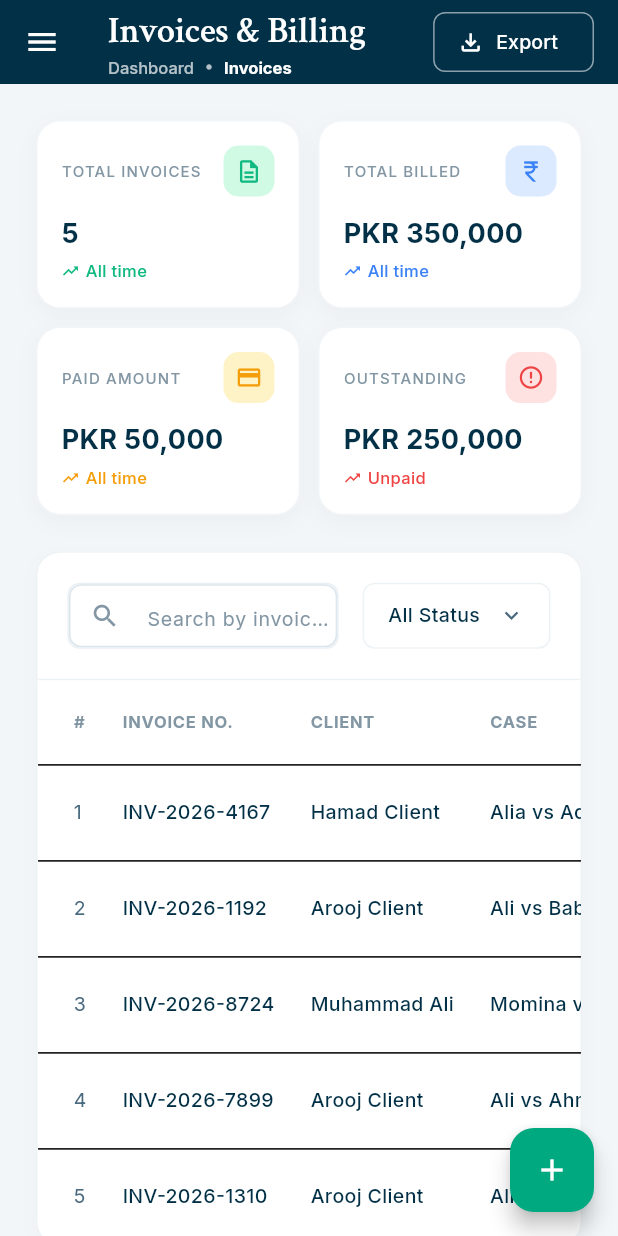
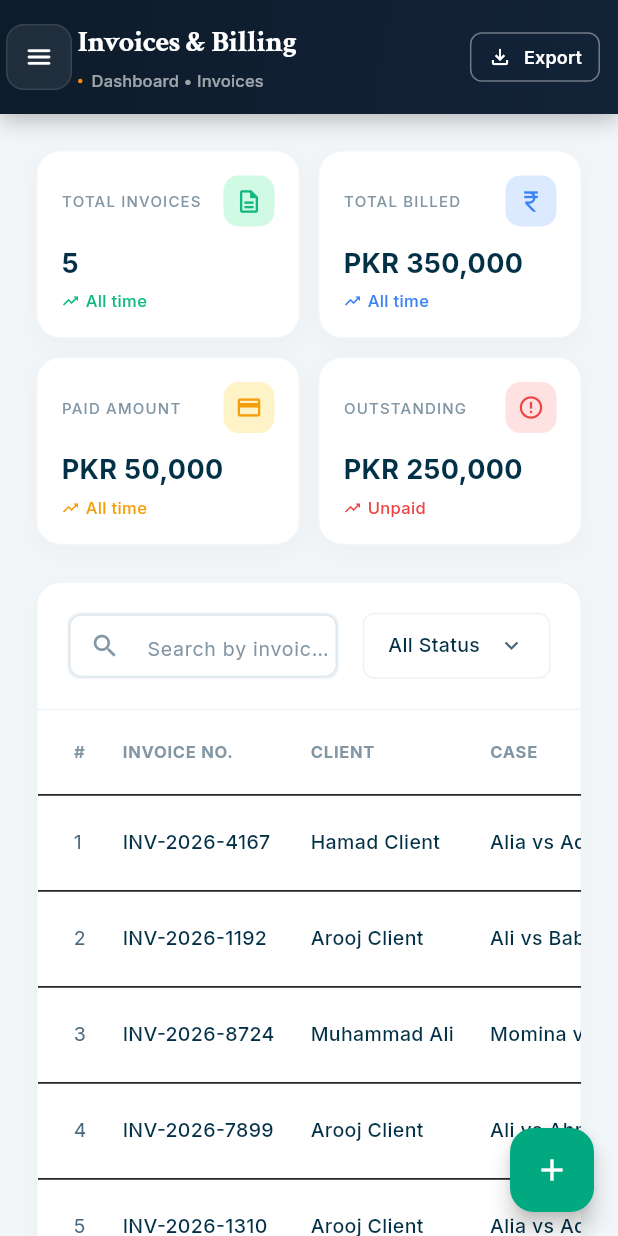
Before and after one commit to Mahnoor-Akhtar/qanomy_app, a Flutter app: the InvoicesScreen screen opened directly, on a phone screen of 412 x 824 dp. Run offline on Flutter 3.47's test engine with Material 3 defaults, Android fonts, the phone set to English and light mode, and no system bars; our stand-ins replace flutter_animate, google_fonts; statements that could not run were skipped.

Commit message:
feat: Create reusable QanomyAppBar with gradient + orange dot; apply to all screens

```diff
--- /dev/null
+++ b/lib/core/widgets/qanomy_app_bar.dart
@@ -0,0 +1,206 @@
+import 'package:flutter/material.dart';
+import 'package:flutter/services.dart';
+import '../theme/app_colors.dart';
+import '../theme/app_typography.dart';
+import '../../features/navigation/main_layout.dart';
+import '../utils/responsive.dart';
+
+/// A premium, reusable AppBar for all Qanomy screens.
+/// Features a dark navy gradient background, optional breadcrumb subtitle,
+/// hamburger menu for mobile, and trailing action widgets.
+class QanomyAppBar extends StatelessWidget implements PreferredSizeWidget {
+  final String title;
+  final String? subtitle;
+  final List<Widget>? actions;
+  final bool showMenuButton;
+  final bool showBackButton;
+  final Color? backgroundColor;
+
+  const QanomyAppBar({
+    super.key,
+    required this.title,
+    this.subtitle,
+    this.actions,
+    this.showMenuButton = true,
+    this.showBackButton = false,
+    this.backgroundColor,
+  });
+
+  @override
+  Size get preferredSize => const Size.fromHeight(76);
+
+  @override
+  Widget build(BuildContext context) {
+    final isMobile = Responsive.isMobile(context);
+    final bool canPop = showBackButton && Navigator.of(context).canPop();
+
+    return AnnotatedRegion<SystemUiOverlayStyle>(
+      value: SystemUiOverlayStyle.light,
+      child: Container(
+        decoration: BoxDecoration(
+          gradient: LinearGradient(
+            begin: Alignment.topLeft,
+            end: Alignment.bottomRight,
+            colors: backgroundColor != null
+                ? [backgroundColor!, backgroundColor!]
+                : [
+                    const Color(0xFF0D1B2A),
+                    const Color(0xFF132338),
+                  ],
+          ),
+          boxShadow: [
+            BoxShadow(
+              color: Colors.black.withOpacity(0.25),
+              blurRadius: 12,
+              offset: const Offset(0, 4),
+            ),
+          ],
+        ),
+        child: SafeArea(
+          bottom: false,
+          child: SizedBox(
+            height: preferredSize.height,
+            child: Padding(
+              padding: EdgeInsets.symmetric(horizontal: isMobile ? 4 : 8),
+              child: Row(
+                children: [
+                  // Leading: menu or back button
+                  if (canPop)
+                    _NavButton(
+                      icon: Icons.arrow_back_ios_new_rounded,
+                      onTap: () => Navigator.of(context).pop(),
+                    )
+                  else if (showMenuButton && isMobile)
+                    _NavButton(
+                      icon: Icons.menu_rounded,
+                      onTap: () => MainLayout.scaffoldKey.currentState?.openDrawer(),
+                    )
+                  else
+                    const SizedBox(width: 16),
+
+                  const SizedBox(width: 4),
+
+                  // Title + subtitle
+                  Expanded(
+                    child: Column(
+                      crossAxisAlignment: CrossAxisAlignment.start,
+                      mainAxisAlignment: MainAxisAlignment.center,
+                      children: [
+                        Text(
+                          title,
+                          style: AppTypography.header.copyWith(
+                            color: Colors.white,
+                            fontSize: isMobile ? 20 : 22,
+                            fontWeight: FontWeight.bold,
+                            letterSpacing: -0.3,
+                          ),
+                          overflow: TextOverflow.ellipsis,
+                        ),
+                        if (subtitle != null) ...[
+                          const SizedBox(height: 3),
+                          Row(
+                            children: [
+                              Container(
+                                width: 3,
+                                height: 3,
+                                decoration: BoxDecoration(
+                                  color: const Color(0xFFFF8A00),
+                                  shape: BoxShape.circle,
+                                ),
+                              ),
+                              const SizedBox(width: 6),
+                              Expanded(
+                                child: Text(
+                                  subtitle!,
+                                  style: AppTypography.labelSmall.copyWith(
+                                    color: Colors.white.withOpacity(0.6),
+                                    fontSize: 11,
+                                    letterSpacing: 0.1,
+                                  ),
+                                  overflow: TextOverflow.ellipsis,
+                                ),
+                              ),
+                            ],
+                          ),
+                        ],
+                      ],
+                    ),
+                  ),
+
+                  // Trailing actions
+                  if (actions != null) ...[
+                    const SizedBox(width: 8),
+                    ...actions!.map((a) => Padding(
+                          padding: const EdgeInsets.only(right: 8),
+                          child: a,
+                        )),
+                  ] else
+                    const SizedBox(width: 16),
+                ],
+              ),
+            ),
+          ),
+        ),
+      ),
+    );
+  }
+}
+
+/// Circular icon button for nav actions
+class _NavButton extends StatelessWidget {
+  final IconData icon;
+  final VoidCallback onTap;
+
+  const _NavButton({required this.icon, required this.onTap});
+
+  @override
+  Widget build(BuildContext context) {
+    return InkWell(
+      onTap: onTap,
+      borderRadius: BorderRadius.circular(12),
+      child: Container(
+        width: 44,
+        height: 44,
+        decoration: BoxDecoration(
+          color: Colors.white.withOpacity(0.08),
+          borderRadius: BorderRadius.circular(12),
+          border: Border.all(color: Colors.white.withOpacity(0.1)),
+        ),
+        child: Icon(icon, color: Colors.white, size: 20),
+      ),
+    );
+  }
+}
+
+/// An outlined action button for use inside QanomyAppBar actions.
+class QanomyAppBarButton extends StatelessWidget {
+  final String label;
+  final IconData icon;
+  final VoidCallback onPressed;
+  final Color? color;
+
+  const QanomyAppBarButton({
+    super.key,
+    required this.label,
+    required this.icon,
+    required this.onPressed,
+    this.color,
+  });
+
+  @override
+  Widget build(BuildContext context) {
+    final c = color ?? Colors.white;
+    return OutlinedButton.icon(
+      onPressed: onPressed,
+      icon: Icon(icon, size: 16, color: c),
+      label: Text(label, style: AppTypography.labelSmall.copyWith(color: c, fontSize: 12, fontWeight: FontWeight.w600)),
+      style: OutlinedButton.styleFrom(
+        side: BorderSide(color: c.withOpacity(0.4)),
+        padding: const EdgeInsets.symmetric(horizontal: 12, vertical: 8),
+        shape: RoundedRectangleBorder(borderRadius: BorderRadius.circular(8)),
+        minimumSize: Size.zero,
+        tapTargetSize: MaterialTapTargetSize.shrinkWrap,
+      ),
+    );
+  }
+}
--- a/lib/features/invoices/screens/invoices_screen.dart
+++ b/lib/features/invoices/screens/invoices_screen.dart
@@ -3,6 +3,7 @@ import '../../../core/theme/app_colors.dart';
 import '../../../core/theme/app_typography.dart';
 import '../../../core/theme/app_spacing.dart';
 import '../../../core/utils/responsive.dart';
+import '../../../core/widgets/qanomy_app_bar.dart';
 import '../../navigation/main_layout.dart';
 
 class InvoicesScreen extends StatelessWidget {
@@ -12,45 +13,15 @@ class InvoicesScreen extends StatelessWidget {
   Widget build(BuildContext context) {
     return Scaffold(
       backgroundColor: AppColors.pageBackground,
-      appBar: AppBar(
-        backgroundColor: AppColors.primaryNavy,
-        elevation: 0,
-        leading: Responsive.isMobile(context)
-            ? IconButton(
-                icon: const Icon(Icons.menu, color: Colors.white),
-                onPressed: () {
-                  MainLayout.scaffoldKey.currentState?.openDrawer();
-                },
-              )
-            : null,
-        title: Column(
-          crossAxisAlignment: CrossAxisAlignment.start,
-          children: [
-            Text('Invoices & Billing', style: AppTypography.header.copyWith(color: Colors.white, fontSize: 24)),
-            const SizedBox(height: 2),
-            Row(
-              children: [
-                Text('Dashboard', style: AppTypography.labelSmall.copyWith(color: Colors.white70)),
-                const Padding(
-                  padding: EdgeInsets.symmetric(horizontal: 8),
-                  child: Icon(Icons.circle, size: 4, color: Colors.white70),
-                ),
-                Text('Invoices', style: AppTypography.labelSmall.copyWith(color: Colors.white, fontWeight: FontWeight.bold)),
-              ],
-            ),
-          ],
-        ),
+      appBar: QanomyAppBar(
+        title: 'Invoices & Billing',
+        subtitle: 'Dashboard • Invoices',
         actions: [
-          OutlinedButton.icon(
+          QanomyAppBarButton(
+            label: 'Export',
+            icon: Icons.file_download_outlined,
             onPressed: () {},
-            icon: const Icon(Icons.file_download_outlined, size: 18, color: Colors.white),
-            label: Text('Export', style: AppTypography.bodyInterMedium.copyWith(color: Colors.white, fontSize: 13)),
-            style: OutlinedButton.styleFrom(
-              side: const BorderSide(color: Colors.white54),
-              shape: RoundedRectangleBorder(borderRadius: BorderRadius.circular(8)),
-            ),
           ),
-          const SizedBox(width: 16),
         ],
       ),
       floatingActionButton: FloatingActionButton(
```
Also changed, not shown: lib/features/activity/screens/activity_screen.dart (+4 -19 lines), lib/features/cases/screens/case_history_screen.dart (+5 -12 lines), lib/features/cases/screens/cases_screen.dart (+10 -51 lines), lib/features/clients/screens/clients_screen.dart (+4 -22 lines), lib/features/notifications/screens/notifications_screen.dart (+3 -25 lines), lib/features/support/screens/support_screen.dart (+4 -17 lines), lib/features/team/screens/team_members_screen.dart (+5 -22 lines).
